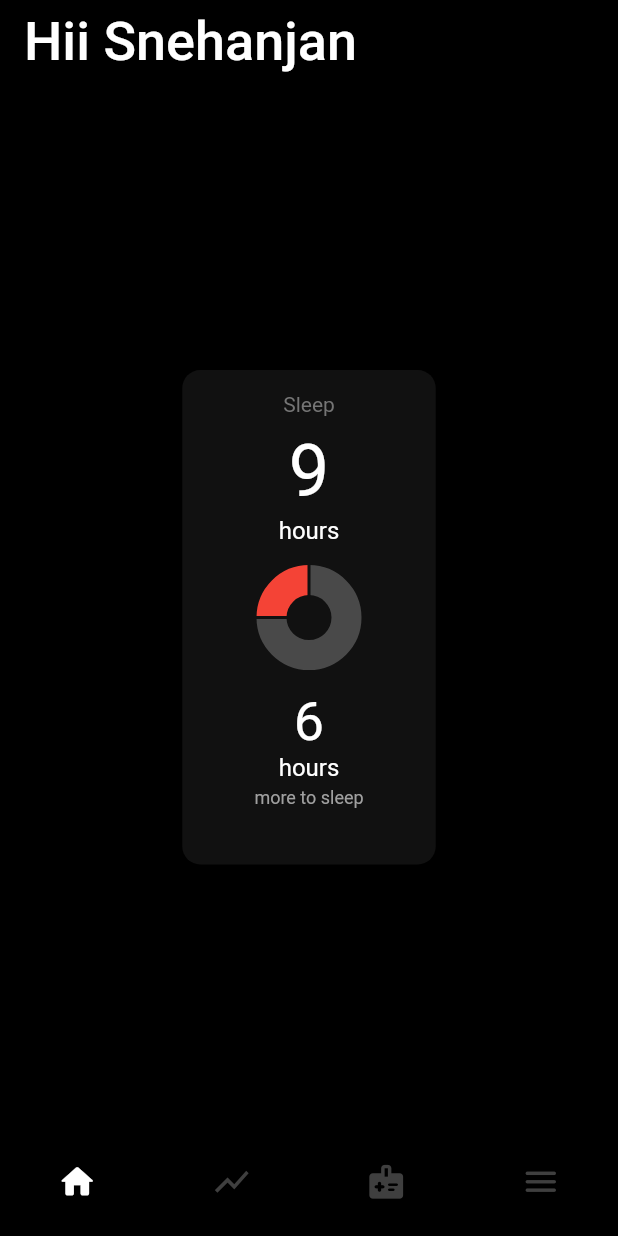
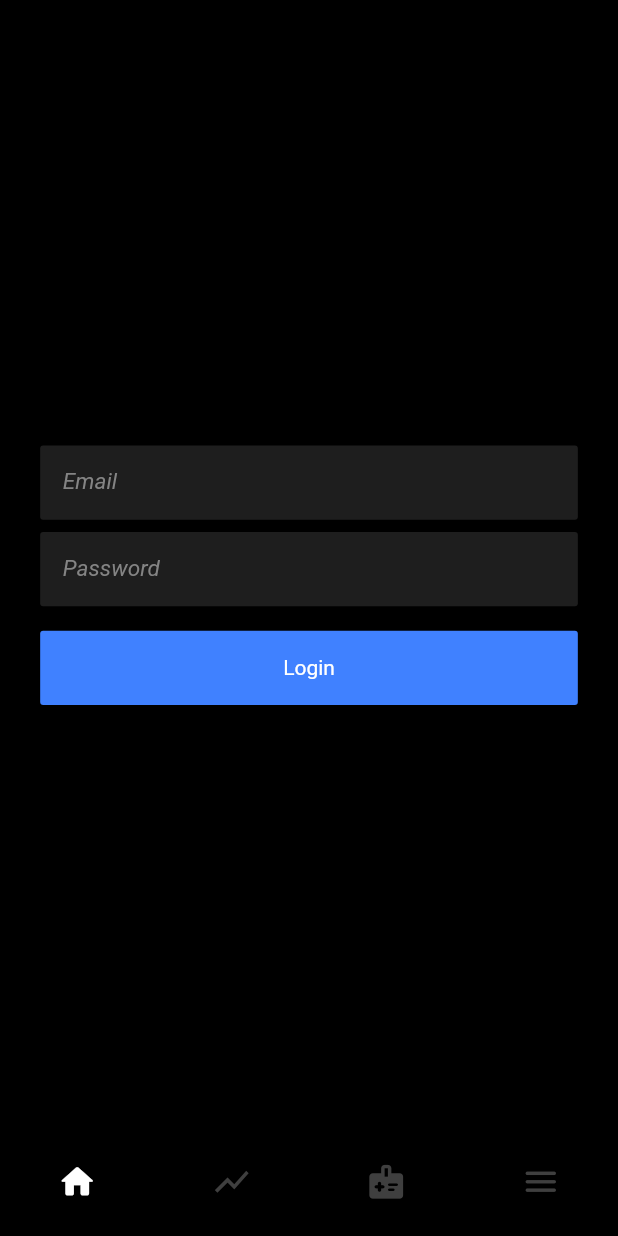
Before and after one commit to tanmoysrt/optum_hackathon_flutter_front, a Flutter app: the screen it shows after launch, on a phone screen of 412 x 824 dp. Run offline on Flutter 3.47's test engine with Material 2 defaults, Android fonts, the phone set to English and light mode, and no system bars; drawn by our look-alikes of fl_chart; Roboto replaces fonts that are missing (Rounded).

Commit message:
Adding the login and register pages

```diff
--- a/lib/Pages/home.dart
+++ b/lib/Pages/home.dart
@@ -1,17 +1,24 @@
 import 'package:flutter/material.dart';
+import 'package:optum_hackathon/Pages/login.dart';
 import 'package:optum_hackathon/components/vertical_card.dart';
 
 class HomePage extends StatelessWidget {
 // have to use thsi container with inkwell to insert button functions
   @override
   Widget build(BuildContext context) {
-    double buttonWidth = MediaQuery.of(context).size.width * 0.87;
-    double buttonHeight = MediaQuery.of(context).size.height * 0.06;
+    double screenHeight = MediaQuery
+        .of(context)
+        .size
+        .width;
+    double screenWidth = MediaQuery
+        .of(context)
+        .size
+        .height;
 
     return Scaffold(
       body: Center(
-        child: verticalCard(vitalName: 'Sleep', currentMeasurement:'9', requiredMeasuremet: '6', unitsMeasured: 'hours', unitsToMeasure: 'hours', statementToMotivate: 'more to sleep')
+        child: LoginPage(),
       ),
+
     );
-  }
-}
+  }}
--- /dev/null
+++ b/lib/Pages/login.dart
@@ -0,0 +1,99 @@
+import 'package:flutter/material.dart';
+import 'package:optum_hackathon/components/button.dart';
+
+class LoginPage extends StatelessWidget {
+
+  @override
+  Widget build(BuildContext context) {
+    double buttonWidth = MediaQuery
+        .of(context)
+        .size
+        .width * 0.87;
+    double buttonHeight = MediaQuery
+        .of(context)
+        .size
+        .height * 0.06;
+    double screenWidth = MediaQuery
+        .of(context)
+        .size
+        .width;
+    double screenHeight = MediaQuery
+        .of(context)
+        .size
+        .height;
+    return Container(
+      width: double.infinity,
+      color: Colors.black,
+      child: Column(
+        mainAxisAlignment: MainAxisAlignment.center,
+        children: [
+          //Appname and logo to be inserted
+          Padding(
+            padding: const EdgeInsets.symmetric(horizontal: 0),
+            child: Container(
+              width: buttonWidth,
+              height: buttonHeight,
+              decoration: const BoxDecoration(
+                  color: Color(0xff1E1E1E),
+                  borderRadius: BorderRadius.all(Radius.circular(2))),
+              child: const Padding(
+                padding: EdgeInsets.symmetric(horizontal: 15.0),
+                child: TextField(
+                  style: TextStyle(
+                      color: Colors.white, fontSize: 15, fontFamily: 'Rounded'),
+                  keyboardType: TextInputType.emailAddress,
+                  cursorColor: Color(0xff848484),
+                  decoration: InputDecoration(
+                    hintText: 'Email',
+                    hintStyle: TextStyle(
+                        color: Color(0xff848484),
+                        fontStyle: FontStyle.italic,
+                        fontFamily: 'Rounded'),
+                    border: InputBorder.none,
+                    focusColor: Colors.grey,
+                  ),
+                ),
+              ),
+            ),
+          ),
+          SizedBox(
+            height: screenHeight*0.01,
+          ),
+          Padding(
+            padding: const EdgeInsets.symmetric(horizontal: 0),
+            child: Container(
+              width: buttonWidth,
+              height: buttonHeight,
+              decoration: const BoxDecoration(
+                  color: Color(0xff1E1E1E),
+                  borderRadius: BorderRadius.all(Radius.circular(2))),
+              child: const Padding(
+                padding: EdgeInsets.symmetric(horizontal: 15.0),
+                child: TextField(
+                  style: TextStyle(
+                      color: Colors.white, fontSize: 15, fontFamily: 'Rounded'),
+                  keyboardType: TextInputType.visiblePassword,
+                  cursorColor: Color(0xff848484),
+                  decoration: InputDecoration(
+                    hintText: 'Password',
+                    hintStyle: TextStyle(
+                        color: Color(0xff848484),
+                        fontStyle: FontStyle.italic,
+                        fontFamily: 'Rounded'),
+                    border: InputBorder.none,
+                    focusColor: Colors.grey,
+                  ),
+                ),
+              ),
+            ),
+          ),
+
+          SizedBox(
+            height: screenHeight*0.02,
+          ),
+          buttonMulti(textInside: 'Login')
+        ],
+      )
+    );
+  }
+}
--- a/lib/main.dart
+++ b/lib/main.dart
@@ -44,14 +44,8 @@ class _MyHomePageState extends State<MyHomePage> {
     InsightPage(),
   ];
   @override
-  Widget build(BuildContext context) => Scaffold(
-        appBar: AppBar(
-          title: const Text(
-            'Hii Snehanjan',
-            style: TextStyle(fontSize: 36),
-          ),
-          backgroundColor: Colors.black,
-        ),
+  Widget build(BuildContext context) => SafeArea(
+    child: Scaffold(
           body: screens[currentIndex],
           bottomNavigationBar: BottomNavigationBar(
             type: BottomNavigationBarType.fixed,
@@ -75,5 +69,6 @@ class _MyHomePageState extends State<MyHomePage> {
                   icon: Icon(Icons.menu_rounded), label: ' ',backgroundColor: Colors.black87)
             ],
           ),
+        ),
   );
 }
--- a/pubspec.yaml
+++ b/pubspec.yaml
@@ -63,6 +63,7 @@ flutter:
     - assets/images/wavyline.png
     - assets/images/ball.png
     - assets/images/Group6.svg
+    - assets/images/Group7.svg
 
   # An image asset can refer to one or more resolution-specific "variants", see
   # https://flutter.dev/assets-and-images/#resolution-aware
```
Also changed, not shown: lib/Pages/register.dart (added, +130 -0 lines), lib/components/small_square_card.dart (+63 -0 lines), assets/images/Group7.svg (added). Lines whose indentation alone changed are shown as unchanged.
